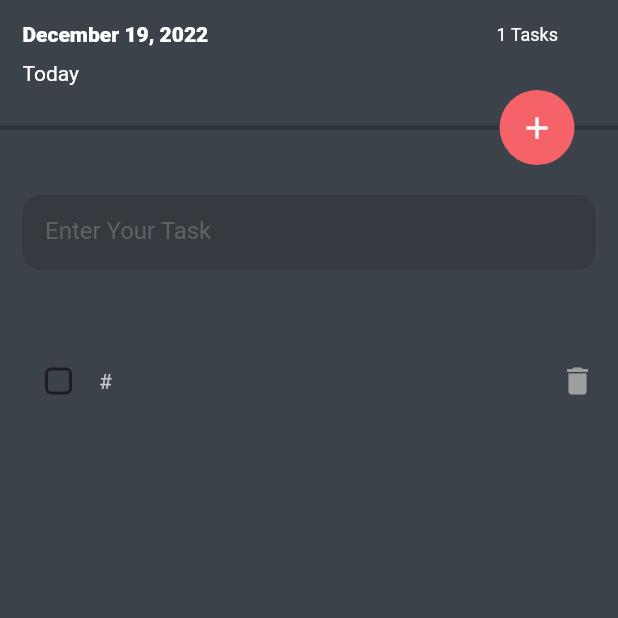
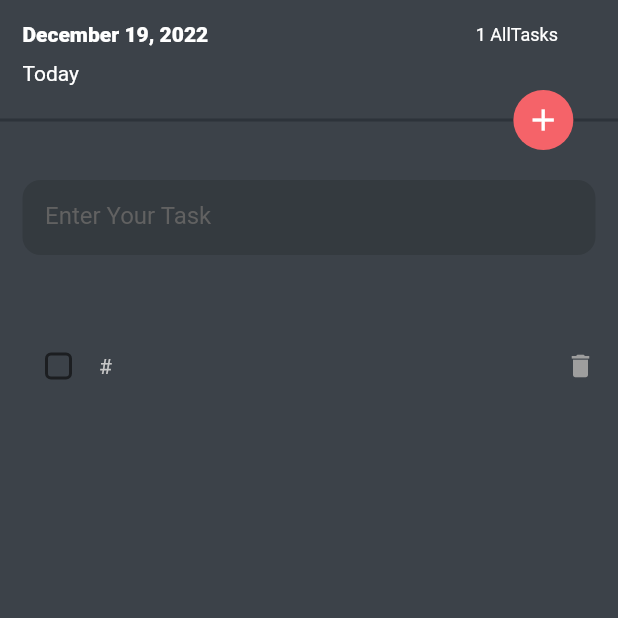
Before and after one commit to hamidrezal/Todoextention, a Flutter app: the screen it shows after launch, after a tap on the "add" icon, on a phone screen of 412 x 824 dp, the top half of it. Run offline on Flutter 3.47's test engine with Material 2 defaults, Android fonts, the light colour scheme and no system bars; our stand-ins replace get, get_storage.

Commit message:
editing html and text style

```diff
--- a/lib/view/pages/home_screen.dart
+++ b/lib/view/pages/home_screen.dart
@@ -21,12 +21,12 @@ class HomeScreen extends StatelessWidget {
           _Header(width: width),/// Herder Section :  Time
          _AddTasksection(width: width, taskcontroller: taskcontroller, uuid: uuid),/// Divider : Add Buttton
           /// text field
-          _CustomTextFeild(width: width, taskcontroller: taskcontroller),
+          _CustomTextFeild(width: width, taskcontroller: taskcontroller,uuid: uuid),
           /// Task List
           Container(
             margin: EdgeInsets.only(top: 20),
             width: width,
-            height: 600,
+            height: 300,
             child: Obx(()=>ListView.builder(
                 itemCount: taskcontroller.tasks.length,
                 itemBuilder: (context,index){
@@ -42,24 +42,28 @@ class HomeScreen extends StatelessWidget {
                               Checkbox(
                                 shape: RoundedRectangleBorder(borderRadius: BorderRadius.circular(4)),
                                 checkColor: Colors.white,
-                                activeColor: Color(0xfff56369),
+                                activeColor: const Color(0xfff56369),
                                 onChanged: (value) {
                                   taskcontroller.tasks[index].status =! taskcontroller.tasks[index].status!;
                                   Get.find<TaskModelController>().tasks[index] = taskcontroller.tasks[index];
                                 },
                                 value:taskcontroller.tasks[index].status,),
-                              Padding(
-                                padding: const EdgeInsets.only(left: 3,right: 5),
+                              // #
+                              const Padding(
+                                padding: EdgeInsets.only(left: 3,right: 5),
                                 child: Text("#",style: TextStyle(color: Color(0xffc6c6c6)),),
                               ),
-                              Text(taskcontroller.tasks[index].tasktitle.toString(),style: TextStyle(color: Color(0xffc6c6c6)),)
+                              /// task title
+                              Text(taskcontroller.tasks[index].tasktitle.toString(),
+                                style: TextStyle(color: taskcontroller.tasks[index].status! ? Color(0xfff56369): Color(0xffc6c6c6),
+                                  decoration: taskcontroller.tasks[index].status!? TextDecoration.lineThrough :TextDecoration.none),)
                             ],
                           ),
                           GestureDetector(
                             onTap: (){
                               taskcontroller.tasks.removeAt(index);
                             },
-                            child: Icon(Icons.delete,color: Colors.grey[500],),
+                            child: Icon(Icons.delete,color: Colors.grey[500],size: 20,),
                           )
                         ],
                       ),
@@ -79,8 +83,9 @@ class _CustomTextFeild extends StatelessWidget {
     Key? key,
     required this.width,
     required this.taskcontroller,
+    required this.uuid,
   }) : super(key: key);
-
+  final Uuid uuid;
   final double width;
   final TaskModelController taskcontroller;
 
@@ -100,6 +105,14 @@ class _CustomTextFeild extends StatelessWidget {
           controller: taskcontroller.tasktitle,
           style: TextStyle(color: Colors.white),
           cursorColor: Colors.white,
+          onSubmitted: (value){
+            taskcontroller.tasks.add(TaskModel(
+              tasktitle:taskcontroller.tasktitle!.text ,
+              status: false,
+              id: uuid.v4(),
+            ));
+            taskcontroller.tasktitle?.clear();
+          },
           decoration: InputDecoration(
             hintText: "Enter Your Task",
             hintStyle: TextStyle(color: Colors.grey[700]),
@@ -129,7 +142,7 @@ class _AddTasksection extends StatelessWidget {
       alignment: AlignmentDirectional.center,
       children: [
         ///Divider
-        Container(width: width,height: 3, color: Color(0xff2d333a),),
+        Container(width: width,height: 2, color: Color(0xff2d333a),),
         /// AddButon
         Container(
         alignment: Alignment(0.84,0),
@@ -143,8 +156,8 @@ class _AddTasksection extends StatelessWidget {
             taskcontroller.tasktitle?.clear();
           },
           child: Container(
-            width: 50,
-            height: 50,
+            width: 40,
+            height: 40,
             decoration: BoxDecoration(borderRadius: BorderRadius.circular(30),color: Color(0xfff56369)),
             child: Center(child: Icon(Icons.add,color: Colors.white,),),
           ),
@@ -180,7 +193,7 @@ class _Header extends StatelessWidget {
              ///Time
              Text(DateFormat.yMMMMd().format(DateTime.now()),
                style: const TextStyle(color: Colors.white,fontWeight: FontWeight.w800),),
-             Obx(() => Text("${Get.find<TaskModelController>().tasks.length} Tasks",style: const TextStyle(fontSize: 12,color: Colors.white),))
+             Obx(() => Text("${Get.find<TaskModelController>().tasks.length} AllTasks",style: const TextStyle(fontSize: 12,color: Colors.white),))
 
            ],),
             /// Today
```
Also changed, not shown: 2 other files.
